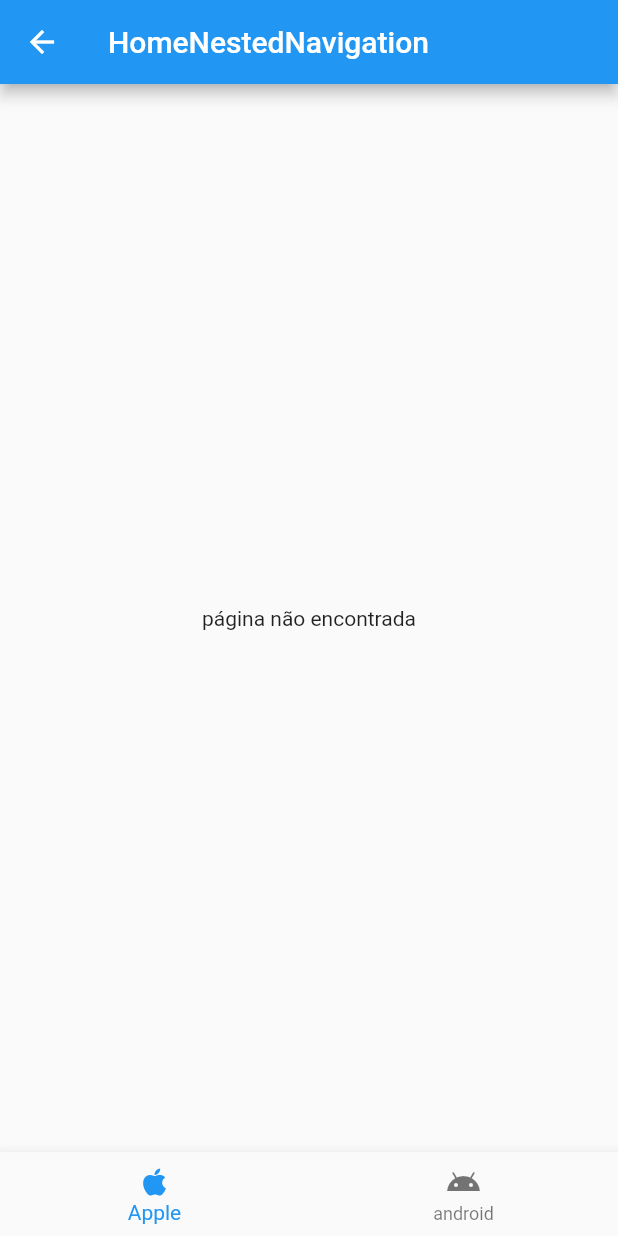
After one commit to moraes3000/flutter_getx_tutorial, a Flutter app: the screen it shows after launch, after a tap on "Nested Navigation", on a phone screen of 412 x 824 dp. The commit adds this screen. Run offline on Flutter 3.47's test engine with Material 2 defaults, Android fonts, the phone set to English and light mode, and no system bars; our stand-ins replace get.

Commit message:
nested navigation

```diff
--- a/get_rotas_nomeadas/lib/main.dart
+++ b/get_rotas_nomeadas/lib/main.dart
@@ -9,6 +9,7 @@ import 'pages/envio_parametros/path_param_page.dart';
 import 'pages/envio_parametros/query_param_page.dart';
 import 'pages/inicial/page1.dart';
 import 'pages/middleware/middleware_home_page.dart';
+import 'pages/nested_navigation/home_nested_navigation.dart';
 import 'pages/rota_nao_encontrada/rota_nao_encontrada_page.dart';
 
 void main() {
@@ -59,6 +60,10 @@ class MyApp extends StatelessWidget {
             middlewares: [
               RouteMiddleware(),
             ]),
+        GetPage(
+          name: '/nestNavigation',
+          page: () => HomeNestedNavigation(),
+        )
       ],
     );
   }
--- a/get_rotas_nomeadas/lib/pages/home_page.dart
+++ b/get_rotas_nomeadas/lib/pages/home_page.dart
@@ -38,6 +38,12 @@ class HomePage extends StatelessWidget {
             },
             child: const Text('Middleware HomePage'),
           ),
+          ElevatedButton(
+            onPressed: () {
+              Get.toNamed("/nestNavigation");
+            },
+            child: const Text('Nested Navigation'),
+          ),
         ],
       )),
     );
--- /dev/null
+++ b/get_rotas_nomeadas/lib/pages/nested_navigation/home_nested_navigation.dart
@@ -0,0 +1,61 @@
+import 'package:flutter/material.dart';
+import 'package:get/get.dart';
+import 'package:get_rotas_nomeadas/pages/nested_navigation/pages/android_page.dart';
+import 'package:get_rotas_nomeadas/pages/nested_navigation/pages/apple_page.dart';
+
+class HomeNestedNavigation extends StatelessWidget {
+  HomeNestedNavigation({Key? key}) : super(key: key);
+
+  final currentBottomIndex = 0.obs;
+
+  @override
+  Widget build(BuildContext context) {
+    return Scaffold(
+      appBar: AppBar(
+        title: const Text('HomeNestedNavigation'),
+      ),
+      bottomNavigationBar: Obx(() => BottomNavigationBar(
+              currentIndex: currentBottomIndex.value,
+              onTap: (value) {
+                switch (value) {
+                  case 0:
+                    Get.offNamed('/apple', id: 1);
+                    break;
+                  case 1:
+                    Get.offNamed('/android', id: 1);
+                    break;
+                }
+              },
+              items: const [
+                BottomNavigationBarItem(
+                    icon: Icon(Icons.apple), label: 'Apple'),
+                BottomNavigationBarItem(
+                    icon: Icon(Icons.android), label: 'android'),
+              ])),
+      body: Navigator(
+        key: Get.nestedKey(1),
+        initialRoute: '/',
+        onGenerateRoute: (settings) {
+          Widget page;
+          Transition transition;
+
+          if (settings.name == '/apple') {
+            page = const ApplePage();
+            transition = Transition.leftToRight;
+          } else if (settings.name == '/android') {
+            page = const AndroidPage();
+            transition = Transition.rightToLeft;
+          } else {
+            page = const Center(child: Text('página não encontrada'));
+            transition = Transition.fade;
+          }
+
+          return GetPageRoute(
+            page: () => page,
+            transition: transition,
+          );
+        },
+      ),
+    );
+  }
+}
```
Also changed, not shown: get_rotas_nomeadas/lib/pages/nested_navigation/pages/android_page.dart (added, +12 -0 lines), get_rotas_nomeadas/lib/pages/nested_navigation/pages/apple_page.dart (added, +17 -0 lines).
